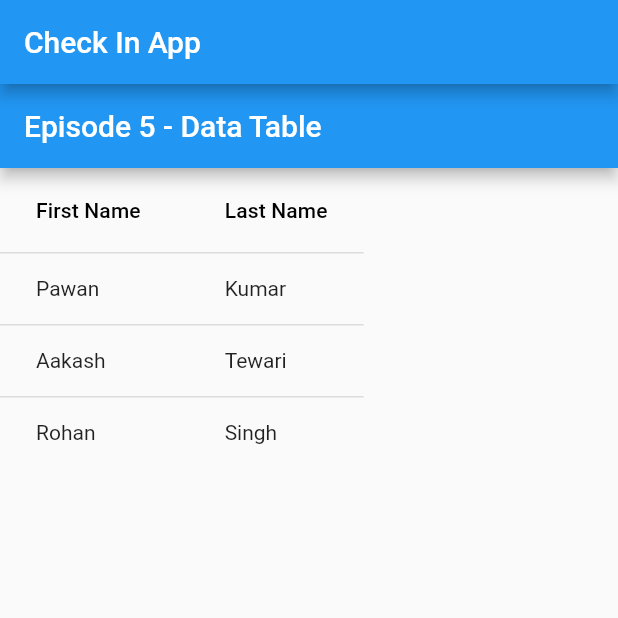
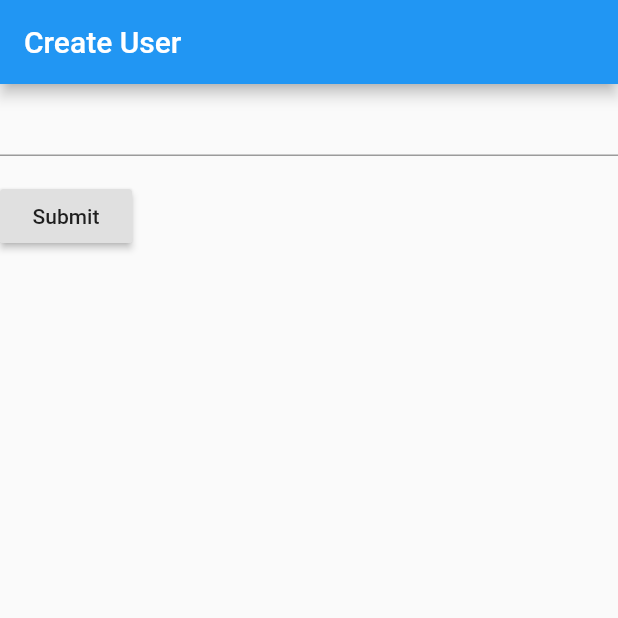
Before and after one commit to patrickcanny/cannonball, a Flutter app: the screen it shows after launch, on a phone screen of 412 x 824 dp, the top half of it. Run offline on Flutter 3.47's test engine with Material 2 defaults, Android fonts, the light colour scheme and no system bars.

Commit message:
Added base file to submit new user to db

```diff
--- a/AndroidApp/cannonball_app/lib/main.dart
+++ b/AndroidApp/cannonball_app/lib/main.dart
@@ -1,249 +1,84 @@
 import 'package:flutter/material.dart';
+import 'package:http/http.dart' as http;
 
-void main() => runApp(MyApp());
+void main() => runApp(UserCreate());
 
-class table extends StatefulWidget {
-  const table({ Key key }) : super(key: key);
-
+class CreateUserForm extends StatefulWidget {
   @override
-  _Table createState() => _Table();
+  CreateUserFormState createState() {
+    return CreateUserFormState();
+  }
 }
 
-
-class _Table extends State<table>{
-
-  Widget bodyData() => DataTable(
-      onSelectAll: (b) {},
-      sortColumnIndex: 1,
-      sortAscending: true,
-      columns: <DataColumn>[
-        DataColumn(
-          label: Text("First Name"),
-          numeric: false,
-          tooltip: "To display first name of the Name",
-        ),
-        DataColumn(
-          label: Text("Last Name"),
-          numeric: false,
-          tooltip: "To display last name of the Name",
-        ),
-      ],
-      rows: names
-          .map(
-            (name) => DataRow(
-          cells: [
-            DataCell(
-              Text(name.firstName),
-              showEditIcon: false,
-              placeholder: false,
-            ),
-            DataCell(
-              Text(name.lastName),
-              showEditIcon: false,
-              placeholder: false,
-            )
-          ],
-        ),
-      )
-          .toList());
+class CreateUserFormState extends State<CreateUserForm> {
+  final _formKey = GlobalKey<FormState>();
+  final textController = TextEditingController();
 
   @override
   Widget build(BuildContext context) {
-    return Scaffold(
-      appBar: AppBar(
-        title: Text("Episode 5 - Data Table"),
-      ),
-      body: Container(
-        child: bodyData(),
+    return Form(
+      key: _formKey,
+      child: Column(
+        crossAxisAlignment: CrossAxisAlignment.start,
+        children: <Widget>[
+          TextFormField(
+            controller: textController,
+            validator: (value) {
+              if (value.isEmpty) {
+                return 'Please enter some text';
+              }
+            },
+          ),
+          Padding(
+            padding: const EdgeInsets.symmetric(vertical: 16.0),
+            child: RaisedButton(
+              onPressed: () {
+                if (_formKey.currentState.validate()) {
+                  Scaffold.of(context)
+                      .showSnackBar(SnackBar(content: Text('Processing Data')));
+                  var url = "https://cannonball-220004.appspot.com/newUser?name=" + textController.text;
+                  http.get(url);
+                  return showDialog(
+                    context: context,
+                    builder: (context) {
+                      return AlertDialog(
+                        // Retrieve the text the user has typed in using our
+                        // TextEditingController
+                        content: Text(textController.text),
+                      );
+                    },
+                  );
+                }
+              },
+              child: Text('Submit'),
+            ),
+          ),
+        ],
       ),
     );
   }
 }
 
-
-class Name {
-  String firstName;
-  String lastName;
-
-  Name({this.firstName, this.lastName});
-}
-
-var names = <Name>[
-  Name(firstName: "Pawan", lastName: "Kumar"),
-  Name(firstName: "Aakash", lastName: "Tewari"),
-  Name(firstName: "Rohan", lastName: "Singh"),
-];
-
-class TapboxA extends StatefulWidget {
-  TapboxA({Key key}) : super(key: key);
-
-  @override
-  _TapboxAState createState() => _TapboxAState();
-}
-
-class _TapboxAState extends State<TapboxA> {
-  bool _active = false;
-
-  void _handleTap() {
-    setState(() {
-      _active = !_active;
-    });
-  }
-
-  Widget build(BuildContext context) {
-    return GestureDetector(
-      onTap: _handleTap,
-      child: Container(
-        child: Center(
-          child: Text(
-            _active ? 'Active' : 'Inactive',
-            style: TextStyle(fontSize: 32.0, color: Colors.white),
-          ),
-        ),
-        width: 200.0,
-        height: 200.0,
-        decoration: BoxDecoration(
-          color: _active ? Colors.lightGreen[700] : Colors.grey[600],
-        ),
-      ),
-    );
-  }
-}
-
-//------------------------- MyApp ----------------------------------
-
-
-class MyApp extends StatelessWidget {
+class UserCreate extends StatelessWidget {
   @override
   Widget build(BuildContext context) {
+//    var url = "https://cannonball-220004.appspot.com/newUser";
+//    http.post(url, body: {"name": "doodle"})
+//        .then((response) {
+//          print("Response status: ${response.statusCode}");
+//          print("Response body: ${response.body}");
+//        });
+//    print("testing lol");
     return MaterialApp(
-        title: 'Check In App',
+        title: 'Create New User',
         home: Scaffold(
           appBar: AppBar(
-            title: Text('Check In App'),
+            title: Text('Create User'),
           ),
           body: Center(
-            child: table(),
+            child: CreateUserForm(),
           ),
-
         )
     );
   }
 }
-//    floatingActionButton: new FloatingActionButton(
-////        onPressed: _incrementCounter,
-////        tooltip: 'Increment',
-////        child: new Icon(Icons.add),
-////      ), // This trailing comma makes auto-formatting nicer for build methods.
-
-
-
-//import 'package:flutter/material.dart';
-//
-//void main() => runApp(new MyApp());
-//
-//class MyApp extends StatelessWidget {
-//  // This widget is the root of your application.
-//  @override
-//  Widget build(BuildContext context) {
-//    return new MaterialApp(
-//      title: 'Flutter Demo',
-//      theme: new ThemeData(
-//        // This is the theme of your application.
-//        //
-//        // Try running your application with "flutter run". You'll see the
-//        // application has a blue toolbar. Then, without quitting the app, try
-//        // changing the primarySwatch below to Colors.green and then invoke
-//        // "hot reload" (press "r" in the console where you ran "flutter run",
-//        // or press Run > Flutter Hot Reload in IntelliJ). Notice that the
-//        // counter didn't reset back to zero; the application is not restarted.
-//        primarySwatch: Colors.blue,
-//      ),
-//      home: new MyHomePage(title: 'Flutter Demo Home Page'),
-//    );
-//  }
-//}
-//
-//class MyHomePage extends StatefulWidget {
-//  MyHomePage({Key key, this.title}) : super(key: key);
-//
-//  // This widget is the home page of your application. It is stateful, meaning
-//  // that it has a State object (defined below) that contains fields that affect
-//  // how it looks.
-//
-//  // This class is the configuration for the state. It holds the values (in this
-//  // case the title) provided by the parent (in this case the App widget) and
-//  // used by the build method of the State. Fields in a Widget subclass are
-//  // always marked "final".
-//
-//  final String title;
-//
-//  @override
-//  _MyHomePageState createState() => new _MyHomePageState();
-//}
-//
-//class _MyHomePageState extends State<MyHomePage> {
-//  int _counter = 0;
-//
-//  void _incrementCounter() {
-//    setState(() {
-//      // This call to setState tells the Flutter framework that something has
-//      // changed in this State, which causes it to rerun the build method below
-//      // so that the display can reflect the updated values. If we changed
-//      // _counter without calling setState(), then the build method would not be
-//      // called again, and so nothing would appear to happen.
-//      _counter++;
-//    });
-//  }
-//
-//  @override
-//  Widget build(BuildContext context) {
-//    // This method is rerun every time setState is called, for instance as done
-//    // by the _incrementCounter method above.
-//    //
-//    // The Flutter framework has been optimized to make rerunning build methods
-//    // fast, so that you can just rebuild anything that needs updating rather
-//    // than having to individually change instances of widgets.
-//    return new Scaffold(
-//      appBar: new AppBar(
-//        // Here we take the value from the MyHomePage object that was created by
-//        // the App.build method, and use it to set our appbar title.
-//        title: new Text(widget.title),
-//      ),
-//      body: new Center(
-//        // Center is a layout widget. It takes a single child and positions it
-//        // in the middle of the parent.
-//        child: new Column(
-//          // Column is also layout widget. It takes a list of children and
-//          // arranges them vertically. By default, it sizes itself to fit its
-//          // children horizontally, and tries to be as tall as its parent.
-//          //
-//          // Invoke "debug paint" (press "p" in the console where you ran
-//          // "flutter run", or select "Toggle Debug Paint" from the Flutter tool
-//          // window in IntelliJ) to see the wireframe for each widget.
-//          //
-//          // Column has various properties to control how it sizes itself and
-//          // how it positions its children. Here we use mainAxisAlignment to
-//          // center the children vertically; the main axis here is the vertical
-//          // axis because Columns are vertical (the cross axis would be
-//          // horizontal).
-//          mainAxisAlignment: MainAxisAlignment.center,
-//          children: <Widget>[
-//            new Text(
-//              'You have pushed the button this many times:',
-//            ),
-//            new Text(
-//              '$_counter',
-//              style: Theme.of(context).textTheme.display1,
-//            ),
-//          ],
-//        ),
-//      ),
-//      floatingActionButton: new FloatingActionButton(
-//        onPressed: _incrementCounter,
-//        tooltip: 'Increment',
-//        child: new Icon(Icons.add),
-//      ), // This trailing comma makes auto-formatting nicer for build methods.
-//    );
-//  }
-//}
```
Also changed, not shown: 2 other files.
